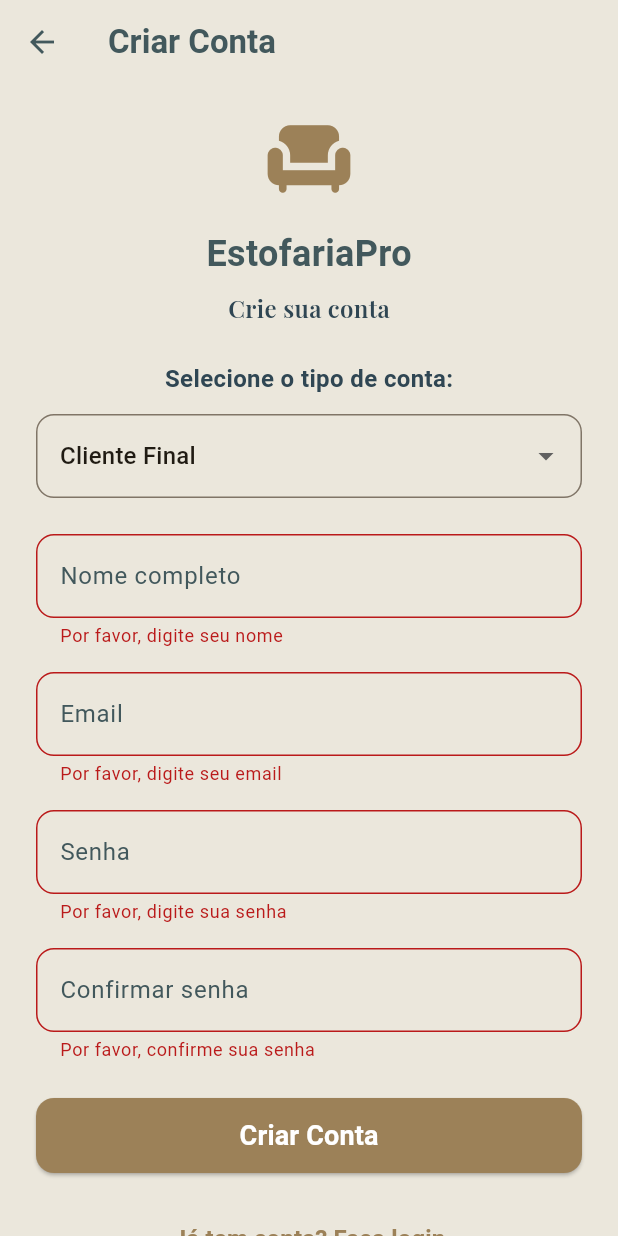
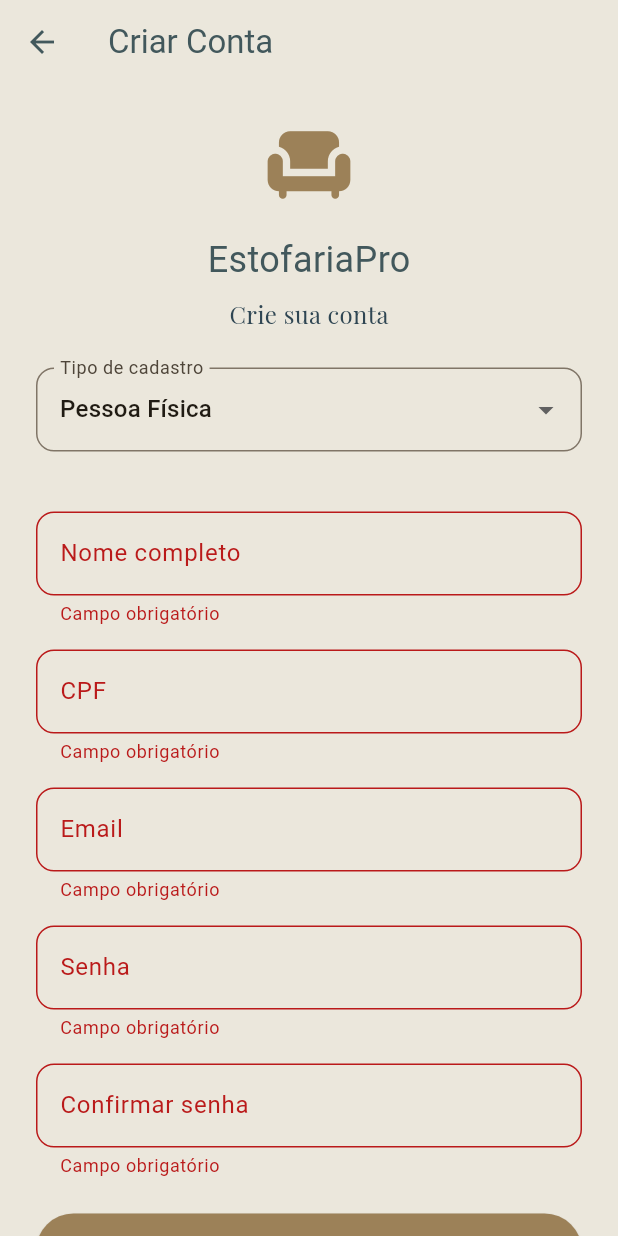
Before and after one commit to comsudlg-hub/EstofariaPro, a Flutter app: the CadastroScreen screen opened by its route, after a tap on "Criar Conta", on a phone screen of 412 x 824 dp. Run offline on Flutter 3.47's test engine with Material 3 defaults, Android fonts, the phone set to English and light mode, and no system bars; our stand-ins replace cloud_firestore, firebase_auth, firebase_core, google_fonts; accounts and stored records are empty; Roboto replaces fonts that are missing (Zen Antique Soft).

Commit message:
feat(cadastro): implementar cadastro PF/CNPJ com redirecionamento por papel

```diff
--- a/frontend/estofariapro_app/lib/models/usuario_model.dart
+++ b/frontend/estofariapro_app/lib/models/usuario_model.dart
@@ -1,47 +1,61 @@
+import 'package:cloud_firestore/cloud_firestore.dart';
+
 class Usuario {
-  final String uid;
+  final String id;
   final String nome;
   final String email;
-  final String pessoaTipo; // 'pf' ou 'pj'
-  final String papel; // 'cliente', 'estofaria' ou 'fornecedor'
-  final String? cpf;
-  final String? cnpj;
-  final DateTime createdAt;
+  final String pessoaTipo; // 'PF' ou 'PJ'
+  final String papel; // 'cliente', 'estofaria', 'fornecedor'
+  final String cpfCnpj;
+  final DateTime dataCriacao;
 
   Usuario({
-    required this.uid,
+    required this.id,
     required this.nome,
     required this.email,
     required this.pessoaTipo,
     required this.papel,
-    this.cpf,
-    this.cnpj,
-    required this.createdAt,
+    required this.cpfCnpj,
+    required this.dataCriacao,
   });
 
+  // Converte Firestore Map em Usuario
+  factory Usuario.fromMap(Map<String, dynamic> map) {
+    return Usuario(
+      id: map['id'] ?? '',
+      nome: map['nome'] ?? '',
+      email: map['email'] ?? '',
+      pessoaTipo: map['pessoaTipo'] ?? 'PF',
+      papel: map['papel'] ?? 'cliente',
+      cpfCnpj: map['cpfCnpj'] ?? '',
+      dataCriacao: (map['dataCriacao'] as Timestamp).toDate(),
+    );
+  }
+
+  // Converte Usuario em Map para salvar no Firestore
   Map<String, dynamic> toMap() {
     return {
-      'uid': uid,
+      'id': id,
       'nome': nome,
       'email': email,
       'pessoaTipo': pessoaTipo,
       'papel': papel,
-      'cpf': cpf,
-      'cnpj': cnpj,
-      'createdAt': createdAt.toIso8601String(),
+      'cpfCnpj': cpfCnpj,
+      'dataCriacao': dataCriacao,
     };
   }
 
-  factory Usuario.fromMap(Map<String, dynamic> map) {
-    return Usuario(
-      uid: map['uid'] ?? '',
-      nome: map['nome'] ?? '',
-      email: map['email'] ?? '',
-      pessoaTipo: map['pessoaTipo'] ?? 'pf',
-      papel: map['papel'] ?? 'cliente',
-      cpf: map['cpf'],
-      cnpj: map['cnpj'],
-      createdAt: DateTime.tryParse(map['createdAt'] ?? '') ?? DateTime.now(),
-    );
+  // Rota do dashboard baseada no papel
+  String getDashboardRoute() {
+    switch (papel) {
+      case 'cliente':
+        return '/dashboard-cliente';
+      case 'estofaria':
+        return '/dashboard-estofaria';
+      case 'fornecedor':
+        return '/dashboard-fornecedor';
+      default:
+        return '/';
+    }
   }
 }
--- a/frontend/estofariapro_app/lib/screens/auth/cadastro_screen.dart
+++ b/frontend/estofariapro_app/lib/screens/auth/cadastro_screen.dart
@@ -13,20 +13,21 @@ class CadastroScreen extends StatefulWidget {
 class _CadastroScreenState extends State<CadastroScreen> {
   final _formKey = GlobalKey<FormState>();
   final _nomeController = TextEditingController();
+  final _cpfCnpjController = TextEditingController();
   final _emailController = TextEditingController();
   final _senhaController = TextEditingController();
   final _confirmarSenhaController = TextEditingController();
-  String _tipoUsuarioSelecionado = 'cliente';
+
+  String _pessoaTipo = 'PF'; // PF ou PJ
+  String _papel = 'cliente'; // cliente / estofaria / fornecedor
   bool _isLoading = false;
 
   void _cadastrar() async {
-    if (_formKey.currentState!.validate()) {
+    if (!_formKey.currentState!.validate()) return;
+
     if (_senhaController.text != _confirmarSenhaController.text) {
       ScaffoldMessenger.of(context).showSnackBar(
-          const SnackBar(
-            content: Text('As senhas não coincidem'),
-            backgroundColor: Colors.red,
-          ),
+        const SnackBar(content: Text('As senhas não coincidem'), backgroundColor: Colors.red),
       );
       return;
     }
@@ -36,23 +37,21 @@ class _CadastroScreenState extends State<CadastroScreen> {
     try {
       final authService = AuthService();
       final usuario = await authService.cadastro(
-          _nomeController.text,
-          _emailController.text,
-          _senhaController.text,
-          _tipoUsuarioSelecionado,
+        nome: _nomeController.text,
+        email: _emailController.text,
+        senha: _senhaController.text,
+        pessoaTipo: _pessoaTipo,
+        papel: _papel,
+        cpfCnpj: _cpfCnpjController.text,
       );
 
       AuthService.redirectToDashboard(context, usuario);
     } catch (e) {
       ScaffoldMessenger.of(context).showSnackBar(
-          SnackBar(
-            content: Text(e.toString()),
-            backgroundColor: Colors.red,
-          ),
+        SnackBar(content: Text(e.toString()), backgroundColor: Colors.red),
       );
     } finally {
       setState(() => _isLoading = false);
-      }
     }
   }
 
@@ -61,13 +60,7 @@ class _CadastroScreenState extends State<CadastroScreen> {
     return Scaffold(
       backgroundColor: const Color(0xFFebe7dc),
       appBar: AppBar(
-        title: Text(
-          "Criar Conta",
-          style: GoogleFonts.zenAntiqueSoft(
-            color: const Color(0xFF42585c),
-            fontWeight: FontWeight.bold,
-          ),
-        ),
+        title: Text("Criar Conta", style: GoogleFonts.zenAntiqueSoft(color: const Color(0xFF42585c))),
         backgroundColor: const Color(0xFFebe7dc),
         elevation: 0,
         leading: IconButton(
@@ -77,131 +70,80 @@ class _CadastroScreenState extends State<CadastroScreen> {
       ),
       body: SafeArea(
         child: SingleChildScrollView(
-          padding: const EdgeInsets.symmetric(horizontal: 24, vertical: 20),
+          padding: const EdgeInsets.all(24),
           child: Column(
             children: [
               Icon(Icons.chair, size: 60, color: const Color(0xFF9C8158)),
               const SizedBox(height: 16),
-              Text(
-                "EstofariaPro",
-                style: GoogleFonts.zenAntiqueSoft(
-                  color: const Color(0xFF42585c),
-                  fontSize: 24,
-                  fontWeight: FontWeight.bold,
-                ),
-              ),
+              Text("EstofariaPro", style: GoogleFonts.zenAntiqueSoft(color: const Color(0xFF42585c), fontSize: 24)),
               const SizedBox(height: 8),
-              Text(
-                "Crie sua conta",
-                style: GoogleFonts.playfairDisplay(
-                  color: const Color(0xFF2f4653),
-                  fontSize: 16,
-                  fontWeight: FontWeight.w600,
-                ),
-              ),
+              Text("Crie sua conta", style: GoogleFonts.playfairDisplay(color: const Color(0xFF2f4653), fontSize: 16)),
+
               const SizedBox(height: 24),
-
-              Text(
-                "Selecione o tipo de conta:",
-                style: GoogleFonts.roboto(
-                  color: const Color(0xFF2f4653),
-                  fontSize: 16,
-                  fontWeight: FontWeight.bold,
-                ),
-              ),
-              const SizedBox(height: 12),
-
-              // Seleção de tipo de usuário
+              // Escolha PF/PJ
               DropdownButtonFormField<String>(
-                value: _tipoUsuarioSelecionado,
+                value: _pessoaTipo,
                 items: const [
-                  DropdownMenuItem(value: 'cliente', child: Text('Cliente Final')),
-                  DropdownMenuItem(value: 'estofaria', child: Text('Estofaria')),
-                  DropdownMenuItem(value: 'fornecedor', child: Text('Fornecedor')),
+                  DropdownMenuItem(value: 'PF', child: Text('Pessoa Física')),
+                  DropdownMenuItem(value: 'PJ', child: Text('Pessoa Jurídica')),
                 ],
                 onChanged: (value) {
-                  setState(() => _tipoUsuarioSelecionado = value!);
+                  setState(() {
+                    _pessoaTipo = value!;
+                    _papel = _pessoaTipo == 'PF' ? 'cliente' : 'estofaria';
+                  });
                 },
                 decoration: InputDecoration(
-                  border: OutlineInputBorder(
-                    borderRadius: BorderRadius.circular(12),
-                    borderSide: const BorderSide(color: Color(0xFF9C8158)),
-                  ),
+                  labelText: 'Tipo de cadastro',
+                  border: OutlineInputBorder(borderRadius: BorderRadius.circular(12)),
                 ),
               ),
 
               const SizedBox(height: 24),
-
               Form(
                 key: _formKey,
                 child: Column(
                   children: [
+                    // Para PJ, escolher papel
+                    if (_pessoaTipo == 'PJ')
+                      DropdownButtonFormField<String>(
+                        value: _papel,
+                        items: const [
+                          DropdownMenuItem(value: 'estofaria', child: Text('Estofaria')),
+                          DropdownMenuItem(value: 'fornecedor', child: Text('Fornecedor')),
+                        ],
+                        onChanged: (value) => setState(() => _papel = value!),
+                        decoration: InputDecoration(
+                          labelText: 'Selecione o tipo de empresa',
+                          border: OutlineInputBorder(borderRadius: BorderRadius.circular(12)),
+                        ),
+                      ),
+                    const SizedBox(height: 16),
                     TextFormField(
                       controller: _nomeController,
-                      decoration: InputDecoration(
-                        labelText: "Nome completo",
-                        labelStyle: GoogleFonts.roboto(color: const Color(0xFF42585c)),
-                        border: OutlineInputBorder(
-                          borderRadius: BorderRadius.circular(12),
-                          borderSide: const BorderSide(color: Color(0xFF9C8158)),
+                      decoration: InputDecoration(labelText: _pessoaTipo == 'PF' ? 'Nome completo' : 'Nome da empresa', border: OutlineInputBorder(borderRadius: BorderRadius.circular(12))),
+                      validator: (value) => value == null || value.isEmpty ? 'Campo obrigatório' : null,
                     ),
-                        focusedBorder: OutlineInputBorder(
-                          borderRadius: BorderRadius.circular(12),
-                          borderSide: const BorderSide(color: Color(0xFF9C8158), width: 2),
-                        ),
-                      ),
-                      validator: (value) {
-                        if (value == null || value.isEmpty) {
-                          return 'Por favor, digite seu nome';
-                        }
-                        return null;
-                      },
+                    const SizedBox(height: 16),
+                    TextFormField(
+                      controller: _cpfCnpjController,
+                      decoration: InputDecoration(labelText: _pessoaTipo == 'PF' ? 'CPF' : 'CNPJ', border: OutlineInputBorder(borderRadius: BorderRadius.circular(12))),
+                      validator: (value) => value == null || value.isEmpty ? 'Campo obrigatório' : null,
                     ),
                     const SizedBox(height: 16),
                     TextFormField(
                       controller: _emailController,
-                      decoration: InputDecoration(
-                        labelText: "Email",
-                        labelStyle: GoogleFonts.roboto(color: const Color(0xFF42585c)),
-                        border: OutlineInputBorder(
-                          borderRadius: BorderRadius.circular(12),
-                          borderSide: const BorderSide(color: Color(0xFF9C8158)),
-                        ),
-                        focusedBorder: OutlineInputBorder(
-                          borderRadius: BorderRadius.circular(12),
-                          borderSide: const BorderSide(color: Color(0xFF9C8158), width: 2),
-                        ),
-                      ),
-                      validator: (value) {
-                        if (value == null || value.isEmpty) {
-                          return 'Por favor, digite seu email';
-                        }
-                        return null;
-                      },
+                      decoration: InputDecoration(labelText: 'Email', border: OutlineInputBorder(borderRadius: BorderRadius.circular(12))),
+                      validator: (value) => value == null || value.isEmpty ? 'Campo obrigatório' : null,
                     ),
                     const SizedBox(height: 16),
                     TextFormField(
                       controller: _senhaController,
                       obscureText: true,
-                      decoration: InputDecoration(
-                        labelText: "Senha",
-                        labelStyle: GoogleFonts.roboto(color: const Color(0xFF42585c)),
-                        border: OutlineInputBorder(
-                          borderRadius: BorderRadius.circular(12),
-                          borderSide: const BorderSide(color: Color(0xFF9C8158)),
-                        ),
-                        focusedBorder: OutlineInputBorder(
-                          borderRadius: BorderRadius.circular(12),
-                          borderSide: const BorderSide(color: Color(0xFF9C8158), width: 2),
-                        ),
-                      ),
+                      decoration: InputDecoration(labelText: 'Senha', border: OutlineInputBorder(borderRadius: BorderRadius.circular(12))),
                       validator: (value) {
-                        if (value == null || value.isEmpty) {
-                          return 'Por favor, digite sua senha';
-                        }
-                        if (value.length < 6) {
-                          return 'Senha deve ter pelo menos 6 caracteres';
-                        }
+                        if (value == null || value.isEmpty) return 'Campo obrigatório';
+                        if (value.length < 6) return 'Senha deve ter pelo menos 6 caracteres';
                         return null;
                       },
                     ),
@@ -209,64 +151,22 @@ class _CadastroScreenState extends State<CadastroScreen> {
                     TextFormField(
                       controller: _confirmarSenhaController,
                       obscureText: true,
-                      decoration: InputDecoration(
-                        labelText: "Confirmar senha",
-                        labelStyle: GoogleFonts.roboto(color: const Color(0xFF42585c)),
-                        border: OutlineInputBorder(
-                          borderRadius: BorderRadius.circular(12),
-                          borderSide: const BorderSide(color: Color(0xFF9C8158)),
-                        ),
-                        focusedBorder: OutlineInputBorder(
-                          borderRadius: BorderRadius.circular(12),
-                          borderSide: const BorderSide(color: Color(0xFF9C8158), width: 2),
-                        ),
-                      ),
-                      validator: (value) {
-                        if (value == null || value.isEmpty) {
-                          return 'Por favor, confirme sua senha';
-                        }
-                        return null;
-                      },
+                      decoration: InputDecoration(labelText: 'Confirmar senha', border: OutlineInputBorder(borderRadius: BorderRadius.circular(12))),
+                      validator: (value) => value == null || value.isEmpty ? 'Campo obrigatório' : null,
                     ),
                   ],
                 ),
               ),
-
               const SizedBox(height: 24),
-
               _isLoading
                   ? const CircularProgressIndicator()
                   : ElevatedButton(
                       onPressed: _cadastrar,
-                      style: ElevatedButton.styleFrom(
-                        minimumSize: const Size(double.infinity, 50),
-                        shape: RoundedRectangleBorder(borderRadius: BorderRadius.circular(12)),
-                        backgroundColor: const Color(0xFF9C8158),
+                      style: ElevatedButton.styleFrom(minimumSize: const Size(double.infinity, 50), backgroundColor: const Color(0xFF9C8158)),
+                      child: const Text('Criar Conta'),
                     ),
-                      child: Text(
-                        "Criar Conta",
-                        style: GoogleFonts.zenAntiqueSoft(
-                          color: Colors.white,
-                          fontSize: 18,
-                          fontWeight: FontWeight.bold,
-                        ),
-                      ),
-                    ),
-
               const SizedBox(height: 20),
-              TextButton(
-                onPressed: () {
-                  Navigator.pop(context);
-                },
-                child: Text(
-                  "Já tem conta? Faça login",
-                  style: GoogleFonts.roboto(
-                    color: const Color(0xFF9C8158),
-                    fontSize: 16,
-                    fontWeight: FontWeight.bold,
-                  ),
-                ),
-              ),
+              TextButton(onPressed: () => Navigator.pop(context), child: const Text('Já tem conta? Faça login')),
             ],
           ),
         ),
@@ -277,6 +177,7 @@ class _CadastroScreenState extends State<CadastroScreen> {
   @override
   void dispose() {
     _nomeController.dispose();
+    _cpfCnpjController.dispose();
     _emailController.dispose();
     _senhaController.dispose();
     _confirmarSenhaController.dispose();
```
Also changed, not shown: frontend/estofariapro_app/lib/services/auth_service.dart (+47 -71 lines), frontend/estofariapro_app/lib/services/database_service.dart (+8 -7 lines). Lines whose indentation alone changed are shown as unchanged.
